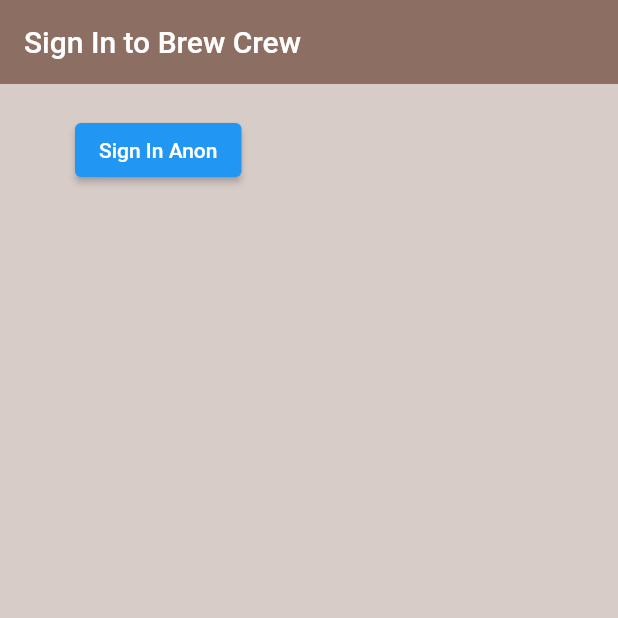
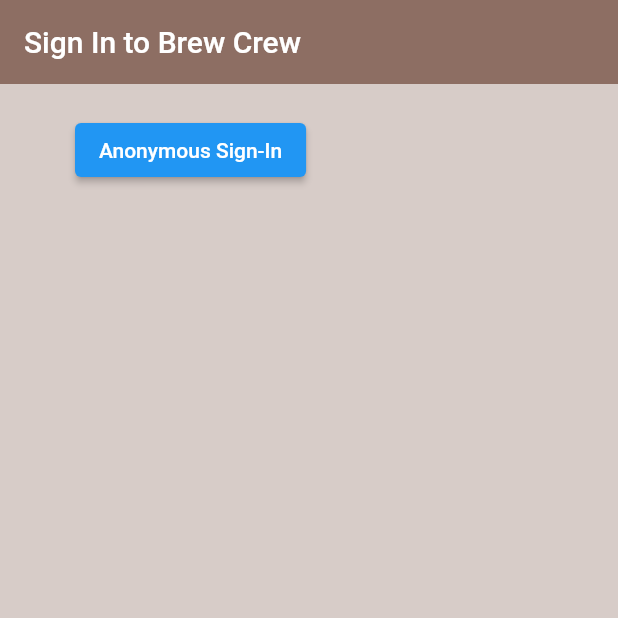
Before and after one commit to rimjhimsinghh/flutter-project, a Flutter app: the screen it shows after launch, on a phone screen of 412 x 824 dp, the top half of it. Run offline on Flutter 3.47's test engine with Material 2 defaults, Android fonts, the phone set to English and light mode, and no system bars; our stand-ins replace firebase_auth; accounts and stored records are empty.

```diff
--- /dev/null
+++ b/lib/models/user.dart
@@ -0,0 +1,5 @@
+class User {
+  final String uid;      //property that doesn't change as user navigates between screens
+  User({this.uid});     //  set property in Constructor (named parameters)
+}
+//when new instance of User class created (pass UID property)
--- a/lib/screens/authenticate/sign_in.dart
+++ b/lib/screens/authenticate/sign_in.dart
@@ -21,14 +21,15 @@ class _SignInState extends State<SignIn> {
       body: Container(
         padding: EdgeInsets.symmetric(vertical: 20, horizontal: 50),
         child: ElevatedButton(
-          child: Text('Sign In Anon'),
+          child: Text('Anonymous Sign-In'),
           onPressed: () async {
             dynamic result = await _auth.signInAnon();
             if (result == null) {
               print('Error signing in');
             } else {
-              print('Sign-In successful!');
+              print('Sign-In Successful!!');
               print(result);
+              print(result.uid);
             }
           },
         ),
--- a/lib/services/auth.dart
+++ b/lib/services/auth.dart
@@ -1,17 +1,24 @@
+import 'package:brew_crew/models/user.dart';
 import 'package:firebase_auth/firebase_auth.dart';
 
-//define all diff methods - will interact with firebase-auth
-//create an instance of firebase-auth
+//define all diff methods - will interact with FirebaseAuth
+//Create an instance of FirebaseAuth
 class AuthService {
+  final FirebaseAuth _auth = FirebaseAuth.instance;   //_property is private     // object <- instance of FirebaseAuth class(properties & methods all access)
 
-  final FirebaseAuth _auth = FirebaseAuth.instance; //_ property is private     // object <- instance of FirebaseAuth class(properties & methods all access)
+
+  //  Create user object based on FirebaseUser
+  User _userFromFirebaseUser(FirebaseUser user)
+  {
+    return user != null ? User(uid: user.uid) : null;
+  }
 
 //  Method to sign in anonymously
   Future signInAnon() async {
     try {
       AuthResult result = await _auth.signInAnonymously();
       FirebaseUser user = result.user;
-      return user;
+      return _userFromFirebaseUser(user);   //Custom User
     } catch (e) {
       print(e.toString());
       return null;
```
